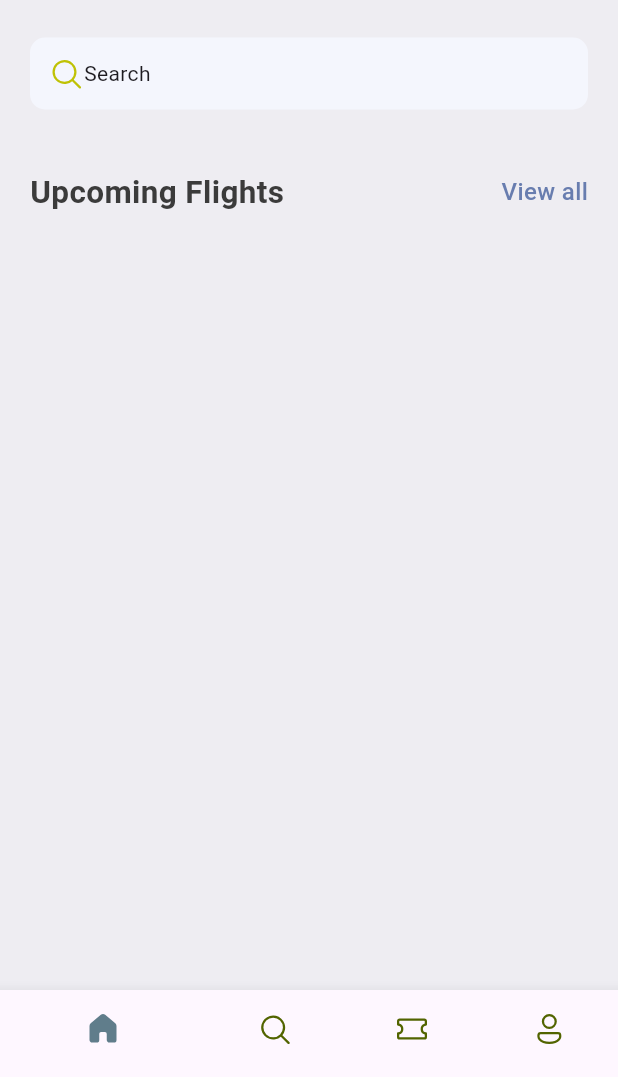
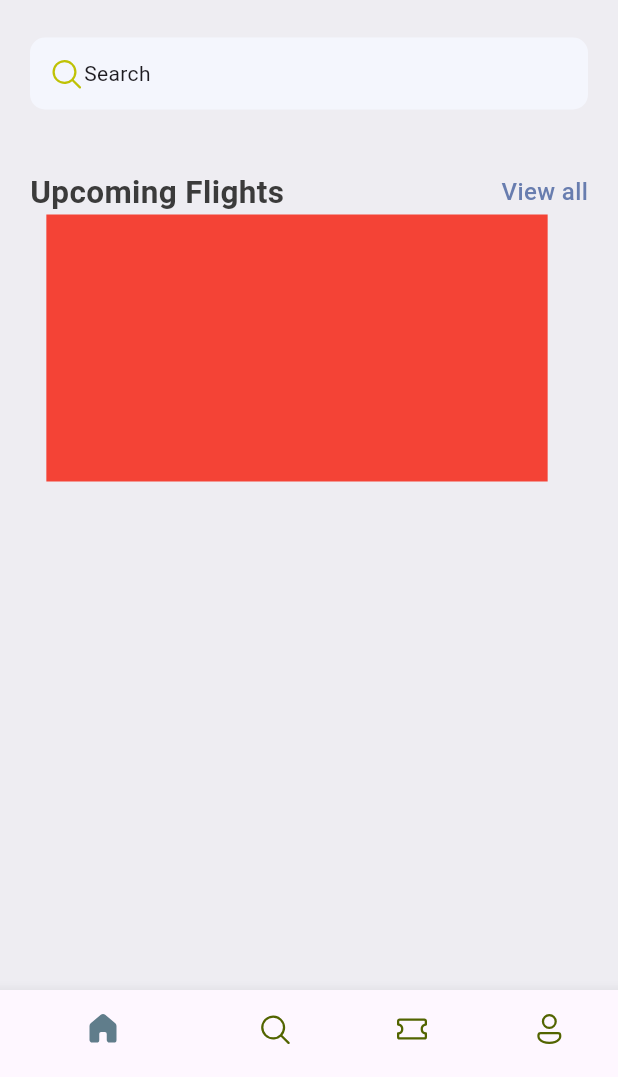
Before and after one commit to Gontse/ticket_app, a Flutter app: the screen it shows after launch, on a phone screen of 412 x 824 dp, the part 159-1236 px from its top. Run offline on Flutter 3.47's test engine with Material 3 defaults, Android fonts, the phone set to English and light mode, and no system bars; our stand-ins replace fluentui_icons.

Commit message:
Updated TicketView

```diff
--- a/lib/Core/Widgets/ticket_view.dart
+++ b/lib/Core/Widgets/ticket_view.dart
@@ -0,0 +1,20 @@
+import 'package:flutter/cupertino.dart';
+import 'package:flutter/material.dart';
+
+class TicketView extends StatelessWidget {
+  const TicketView({super.key});
+
+  @override
+  Widget build(BuildContext context) {
+
+    final size = MediaQuery.of(context).size;
+    return SizedBox(
+      width: size.width*0.85,
+      height: 178,
+      child: Container(
+        margin: EdgeInsets.only(right: 16),
+        color: Colors.red,
+      ),
+    );
+  }
+}
--- a/lib/screens/home_screen.dart
+++ b/lib/screens/home_screen.dart
@@ -4,6 +4,7 @@ import 'package:flutter/material.dart';
 import 'package:flutter/widgets.dart';
 import 'package:ticket_app/Core/Widgets/app_double_text.dart';
 import 'package:ticket_app/res/media.dart';
+import '../Core/Widgets/ticket_view.dart';
 import '../res/Styles/app_styles.dart';
 
 class HomeScreen extends StatelessWidget {
@@ -65,7 +66,8 @@ class HomeScreen extends StatelessWidget {
                   )
                 ),
                 const SizedBox(height: 40),
-                const AppDoubleText(bigText: "Upcoming Flights", smallText: "View all")
+                const AppDoubleText(bigText: "Upcoming Flights", smallText: "View all"),
+                const TicketView()
               ],
             ),
           ),
```
